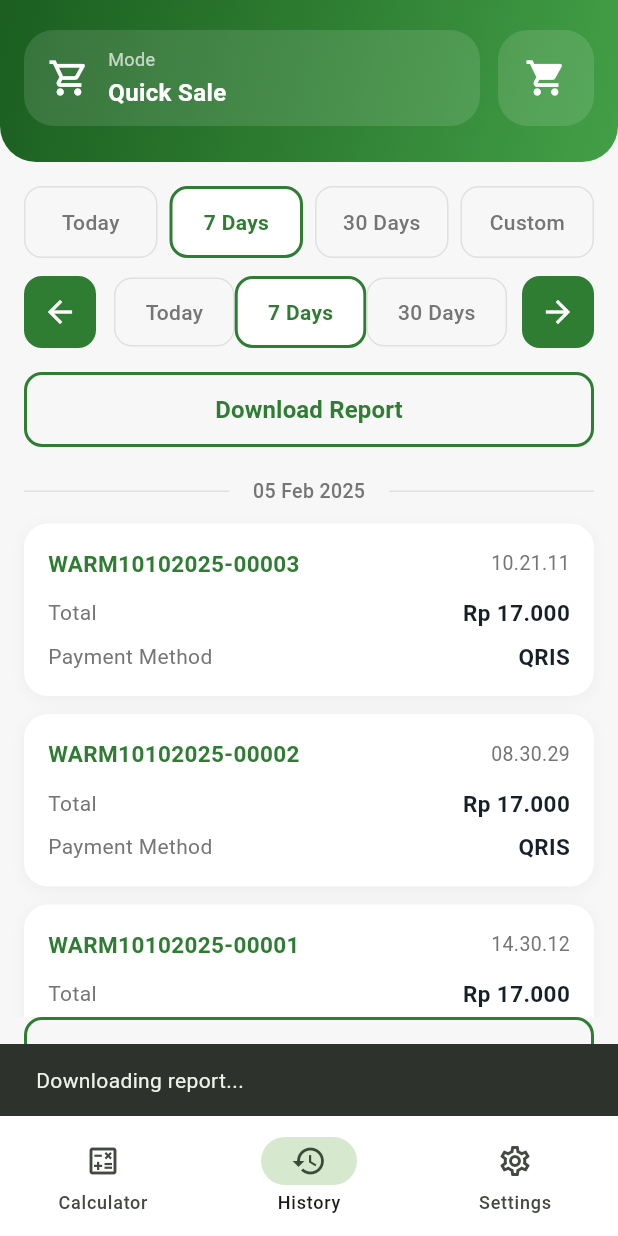
After one commit to ahmadfatihin/pos_calculator_ai, a Flutter app: the screen it shows after launch, item 2 of the bottom bar chosen, after a tap on "Download Report", on a phone screen of 412 x 824 dp. The commit adds this screen. Run offline on Flutter 3.47's test engine with Material 3 defaults, Android fonts, the phone set to English and light mode, and no system bars; Roboto replaces fonts that are missing (Montserrat).

Commit message:
Add HistoryScreen and integrate navigation in main app

```diff
--- /dev/null
+++ b/lib/history_screen.dart
@@ -0,0 +1,516 @@
+import 'package:flutter/material.dart';
+import 'package:pos_calculator_ai/app_pallete.dart';
+
+class HistoryScreen extends StatefulWidget {
+  const HistoryScreen({super.key});
+
+  @override
+  State<HistoryScreen> createState() => _HistoryScreenState();
+}
+
+class _HistoryScreenState extends State<HistoryScreen> {
+  String _selectedFilter = '7 Days';
+
+  // Sample transaction data
+  final List<Transaction> _transactions = [
+    Transaction(
+      id: 'WARM10102025-00003',
+      time: '10.21.11',
+      total: 17000,
+      paymentMethod: 'QRIS',
+      date: DateTime(2025, 2, 5),
+    ),
+    Transaction(
+      id: 'WARM10102025-00002',
+      time: '08.30.29',
+      total: 17000,
+      paymentMethod: 'QRIS',
+      date: DateTime(2025, 2, 5),
+    ),
+    Transaction(
+      id: 'WARM10102025-00001',
+      time: '14.30.12',
+      total: 17000,
+      paymentMethod: 'QRIS',
+      date: DateTime(2025, 2, 5),
+    ),
+  ];
+
+  void _onFilterChanged(String filter) {
+    setState(() {
+      _selectedFilter = filter;
+    });
+  }
+
+  void _onNavigationTapped(int index) {
+    switch (index) {
+      case 0:
+        // Navigate back to Calculator screen
+        Navigator.of(context).pop();
+        break;
+      case 1:
+        // Already on History screen, do nothing
+        break;
+      case 2:
+        // Navigate to Settings screen (placeholder)
+        ScaffoldMessenger.of(context).showSnackBar(
+          const SnackBar(content: Text('Settings screen coming soon!')),
+        );
+        break;
+    }
+  }
+
+  @override
+  Widget build(BuildContext context) {
+    // Group transactions by date
+    final groupedTransactions = _groupTransactionsByDate(_transactions);
+
+    return Scaffold(
+      backgroundColor: AppPalette.bg,
+      bottomNavigationBar: NavigationBar(
+        backgroundColor: Colors.white,
+        selectedIndex: 1,
+        onDestinationSelected: _onNavigationTapped,
+        destinations: const [
+          NavigationDestination(
+            icon: Icon(Icons.calculate_outlined),
+            selectedIcon: Icon(Icons.calculate),
+            label: 'Calculator',
+          ),
+          NavigationDestination(
+            icon: Icon(Icons.history),
+            selectedIcon: Icon(Icons.history),
+            label: 'History',
+          ),
+          NavigationDestination(
+            icon: Icon(Icons.settings_outlined),
+            selectedIcon: Icon(Icons.settings),
+            label: 'Settings',
+          ),
+        ],
+      ),
+      body: SafeArea(
+        child: Column(
+          children: [
+            // Header
+            _buildHeader(),
+
+            // Date Filter Pills
+            const SizedBox(height: 16),
+            _buildDateFilterPills(),
+
+            // Date Navigation
+            const SizedBox(height: 12),
+            _buildDateNavigation(),
+
+            // Download Report Button
+            const SizedBox(height: 16),
+            _buildDownloadButton(),
+
+            // Transaction List
+            Expanded(child: _buildTransactionList(groupedTransactions)),
+
+            // Bottom Download Button
+            _buildDownloadButton(),
+            const SizedBox(height: 16),
+          ],
+        ),
+      ),
+    );
+  }
+
+  Widget _buildHeader() {
+    return Container(
+      decoration: const BoxDecoration(
+        gradient: AppPalette.headerGradient,
+        borderRadius: BorderRadius.only(
+          bottomLeft: Radius.circular(24),
+          bottomRight: Radius.circular(24),
+        ),
+      ),
+      padding: const EdgeInsets.fromLTRB(16, 20, 16, 24),
+      child: Row(
+        children: [
+          // Mode pill
+          Expanded(
+            child: Container(
+              height: 64,
+              decoration: BoxDecoration(
+                color: Colors.white.withOpacity(.12),
+                borderRadius: BorderRadius.circular(20),
+              ),
+              padding: const EdgeInsets.symmetric(horizontal: 16),
+              child: Row(
+                children: const [
+                  Icon(
+                    Icons.shopping_cart_outlined,
+                    color: Colors.white,
+                    size: 28,
+                  ),
+                  SizedBox(width: 12),
+                  Column(
+                    mainAxisAlignment: MainAxisAlignment.center,
+                    crossAxisAlignment: CrossAxisAlignment.start,
+                    children: [
+                      Text(
+                        'Mode',
+                        style: TextStyle(color: Colors.white70, fontSize: 12),
+                      ),
+                      SizedBox(height: 2),
+                      Text(
+                        'Quick Sale',
+                        style: TextStyle(
+                          color: Colors.white,
+                          fontSize: 16,
+                          fontWeight: FontWeight.w600,
+                        ),
+                      ),
+                    ],
+                  ),
+                ],
+              ),
+            ),
+          ),
+          const SizedBox(width: 12),
+          // Cart pill
+          Container(
+            height: 64,
+            width: 64,
+            decoration: BoxDecoration(
+              color: Colors.white.withOpacity(.12),
+              borderRadius: BorderRadius.circular(20),
+            ),
+            child: const Icon(
+              Icons.shopping_cart,
+              color: Colors.white,
+              size: 28,
+            ),
+          ),
+        ],
+      ),
+    );
+  }
+
+  Widget _buildDateFilterPills() {
+    return Padding(
+      padding: const EdgeInsets.symmetric(horizontal: 16),
+      child: Row(
+        children: [
+          _filterPill('Today'),
+          const SizedBox(width: 8),
+          _filterPill('7 Days'),
+          const SizedBox(width: 8),
+          _filterPill('30 Days'),
+          const SizedBox(width: 8),
+          _filterPill('Custom'),
+        ],
+      ),
+    );
+  }
+
+  Widget _filterPill(String label) {
+    final isSelected = _selectedFilter == label;
+    return Expanded(
+      child: GestureDetector(
+        onTap: () => _onFilterChanged(label),
+        child: Container(
+          height: 48,
+          decoration: BoxDecoration(
+            color: isSelected ? Colors.white : Colors.transparent,
+            borderRadius: BorderRadius.circular(12),
+            border: Border.all(
+              color: isSelected ? AppPalette.green800 : Colors.grey.shade300,
+              width: isSelected ? 2 : 1,
+            ),
+          ),
+          child: Center(
+            child: Text(
+              label,
+              style: TextStyle(
+                color: isSelected ? AppPalette.green800 : Colors.grey.shade600,
+                fontWeight: isSelected ? FontWeight.w600 : FontWeight.w500,
+                fontSize: 14,
+              ),
+            ),
+          ),
+        ),
+      ),
+    );
+  }
+
+  Widget _buildDateNavigation() {
+    return Padding(
+      padding: const EdgeInsets.symmetric(horizontal: 16),
+      child: Row(
+        children: [
+          // Left arrow
+          Container(
+            width: 48,
+            height: 48,
+            decoration: BoxDecoration(
+              color: AppPalette.green800,
+              borderRadius: BorderRadius.circular(12),
+            ),
+            child: const Icon(Icons.arrow_back, color: Colors.white),
+          ),
+          const SizedBox(width: 12),
+          // Date options
+          Expanded(
+            child: Row(
+              mainAxisAlignment: MainAxisAlignment.spaceEvenly,
+              children: [
+                _dateOption('Today', false),
+                _dateOption('7 Days', true),
+                _dateOption('30 Days', false),
+              ],
+            ),
+          ),
+          const SizedBox(width: 12),
+          // Right arrow
+          Container(
+            width: 48,
+            height: 48,
+            decoration: BoxDecoration(
+              color: AppPalette.green800,
+              borderRadius: BorderRadius.circular(12),
+            ),
+            child: const Icon(Icons.arrow_forward, color: Colors.white),
+          ),
+        ],
+      ),
+    );
+  }
+
+  Widget _dateOption(String label, bool isSelected) {
+    return Container(
+      padding: const EdgeInsets.symmetric(horizontal: 20, vertical: 12),
+      decoration: BoxDecoration(
+        color: isSelected ? Colors.white : Colors.transparent,
+        borderRadius: BorderRadius.circular(12),
+        border: Border.all(
+          color: isSelected ? AppPalette.green800 : Colors.grey.shade300,
+          width: isSelected ? 2 : 1,
+        ),
+      ),
+      child: Text(
+        label,
+        style: TextStyle(
+          color: isSelected ? AppPalette.green800 : Colors.grey.shade600,
+          fontWeight: isSelected ? FontWeight.w600 : FontWeight.w500,
+          fontSize: 14,
+        ),
+      ),
+    );
+  }
+
+  Widget _buildDownloadButton() {
+    return Padding(
+      padding: const EdgeInsets.symmetric(horizontal: 16),
+      child: SizedBox(
+        width: double.infinity,
+        height: 50,
+        child: OutlinedButton(
+          onPressed: () {
+            // Handle download
+            ScaffoldMessenger.of(context).showSnackBar(
+              const SnackBar(content: Text('Downloading report...')),
+            );
+          },
+          style: OutlinedButton.styleFrom(
+            side: BorderSide(color: AppPalette.green800, width: 2),
+            shape: RoundedRectangleBorder(
+              borderRadius: BorderRadius.circular(12),
+            ),
+          ),
+          child: const Text(
+            'Download Report',
+            style: TextStyle(
+              color: AppPalette.green800,
+              fontWeight: FontWeight.w600,
+              fontSize: 16,
+            ),
+          ),
+        ),
+      ),
+    );
+  }
+
+  Widget _buildTransactionList(Map<DateTime, List<Transaction>> grouped) {
+    return ListView.builder(
+      padding: const EdgeInsets.symmetric(horizontal: 16, vertical: 8),
+      itemCount: grouped.length,
+      itemBuilder: (context, index) {
+        final date = grouped.keys.elementAt(index);
+        final transactions = grouped[date]!;
+
+        return Column(
+          children: [
+            // Date divider
+            Padding(
+              padding: const EdgeInsets.symmetric(vertical: 12),
+              child: Row(
+                children: [
+                  Expanded(child: Divider(color: Colors.grey.shade300)),
+                  Padding(
+                    padding: const EdgeInsets.symmetric(horizontal: 16),
+                    child: Text(
+                      _formatDate(date),
+                      style: TextStyle(
+                        color: Colors.grey.shade600,
+                        fontSize: 13,
+                        fontWeight: FontWeight.w500,
+                      ),
+                    ),
+                  ),
+                  Expanded(child: Divider(color: Colors.grey.shade300)),
+                ],
+              ),
+            ),
+            // Transactions
+            ...transactions.map(
+              (transaction) => _buildTransactionCard(transaction),
+            ),
+          ],
+        );
+      },
+    );
+  }
+
+  Widget _buildTransactionCard(Transaction transaction) {
+    return Container(
+      margin: const EdgeInsets.only(bottom: 12),
+      padding: const EdgeInsets.all(16),
+      decoration: BoxDecoration(
+        color: Colors.white,
+        borderRadius: BorderRadius.circular(16),
+        boxShadow: [
+          BoxShadow(
+            color: Colors.black.withOpacity(0.04),
+            blurRadius: 8,
+            offset: const Offset(0, 2),
+          ),
+        ],
+      ),
+      child: Column(
+        children: [
+          Row(
+            mainAxisAlignment: MainAxisAlignment.spaceBetween,
+            children: [
+              Text(
+                transaction.id,
+                style: const TextStyle(
+                  color: AppPalette.green800,
+                  fontWeight: FontWeight.w600,
+                  fontSize: 15,
+                ),
+              ),
+              Text(
+                transaction.time,
+                style: TextStyle(color: Colors.grey.shade600, fontSize: 13),
+              ),
+            ],
+          ),
+          const SizedBox(height: 12),
+          Row(
+            mainAxisAlignment: MainAxisAlignment.spaceBetween,
+            children: [
+              Text(
+                'Total',
+                style: TextStyle(color: Colors.grey.shade600, fontSize: 14),
+              ),
+              Text(
+                'Rp ${_formatPrice(transaction.total)}',
+                style: const TextStyle(
+                  color: AppPalette.textPrimary,
+                  fontWeight: FontWeight.w600,
+                  fontSize: 15,
+                ),
+              ),
+            ],
+          ),
+          const SizedBox(height: 8),
+          Row(
+            mainAxisAlignment: MainAxisAlignment.spaceBetween,
+            children: [
+              Text(
+                'Payment Method',
+                style: TextStyle(color: Colors.grey.shade600, fontSize: 14),
+              ),
+              Text(
+                transaction.paymentMethod,
+                style: const TextStyle(
+                  color: AppPalette.textPrimary,
+                  fontWeight: FontWeight.w600,
+                  fontSize: 15,
+                ),
+              ),
+            ],
+          ),
+        ],
+      ),
+    );
+  }
+
+  Map<DateTime, List<Transaction>> _groupTransactionsByDate(
+    List<Transaction> transactions,
+  ) {
+    final Map<DateTime, List<Transaction>> grouped = {};
+    for (var transaction in transactions) {
+      final dateKey = DateTime(
+        transaction.date.year,
+        transaction.date.month,
+        transaction.date.day,
+      );
+      if (!grouped.containsKey(dateKey)) {
+        grouped[dateKey] = [];
+      }
+      grouped[dateKey]!.add(transaction);
+    }
+    return grouped;
+  }
+
+  String _formatDate(DateTime date) {
+    final months = [
+      'Jan',
+      'Feb',
+      'Mar',
+      'Apr',
+      'May',
+      'Jun',
+      'Jul',
+      'Aug',
+      'Sep',
+      'Oct',
+      'Nov',
+      'Dec',
+    ];
+    return '${date.day.toString().padLeft(2, '0')} ${months[date.month - 1]} ${date.year}';
+  }
+
+  String _formatPrice(int price) {
+    final s = price.toString();
+    final b = StringBuffer();
+    for (int i = 0; i < s.length; i++) {
+      final idx = s.length - i;
+      b.write(s[i]);
+      if (idx > 1 && idx % 3 == 1) b.write('.');
+    }
+    return b.toString();
+  }
+}
+
+class Transaction {
+  final String id;
+  final String time;
+  final int total;
+  final String paymentMethod;
+  final DateTime date;
+
+  Transaction({
+    required this.id,
+    required this.time,
+    required this.total,
+    required this.paymentMethod,
+    required this.date,
+  });
+}
--- a/lib/main.dart
+++ b/lib/main.dart
@@ -1,6 +1,7 @@
 import 'package:flutter/material.dart';
 import 'package:pos_calculator_ai/app_pallete.dart';
 import 'package:pos_calculator_ai/cart_screen.dart';
+import 'package:pos_calculator_ai/history_screen.dart';
 
 void main() => runApp(const PosApp());
 
@@ -74,6 +75,27 @@ class QuickSaleScreenState extends State<QuickSaleScreen> {
 
   // Cart state
   final List<CartItem> _cart = [];
+
+  // Navigation handling
+  void _onNavigationTapped(int index) {
+    switch (index) {
+      case 0:
+        // Already on Calculator screen, do nothing
+        break;
+      case 1:
+        // Navigate to History screen
+        Navigator.of(
+          context,
+        ).push(MaterialPageRoute(builder: (context) => const HistoryScreen()));
+        break;
+      case 2:
+        // Navigate to Settings screen (placeholder)
+        ScaffoldMessenger.of(context).showSnackBar(
+          const SnackBar(content: Text('Settings screen coming soon!')),
+        );
+        break;
+    }
+  }
 
   // Subtotal cart (tidak termasuk pending terms)
   int get _cartSubtotal => _cart.fold<int>(0, (sum, it) => sum + it.price);
@@ -190,14 +212,21 @@ class QuickSaleScreenState extends State<QuickSaleScreen> {
       bottomNavigationBar: NavigationBar(
         backgroundColor: Colors.white,
         selectedIndex: 0,
+        onDestinationSelected: _onNavigationTapped,
         destinations: const [
           NavigationDestination(
             icon: Icon(Icons.calculate_outlined),
+            selectedIcon: Icon(Icons.calculate),
             label: 'Calculator',
           ),
-          NavigationDestination(icon: Icon(Icons.history), label: 'History'),
+          NavigationDestination(
+            icon: Icon(Icons.history),
+            selectedIcon: Icon(Icons.history),
+            label: 'History',
+          ),
           NavigationDestination(
             icon: Icon(Icons.settings_outlined),
+            selectedIcon: Icon(Icons.settings),
             label: 'Settings',
           ),
         ],
```
